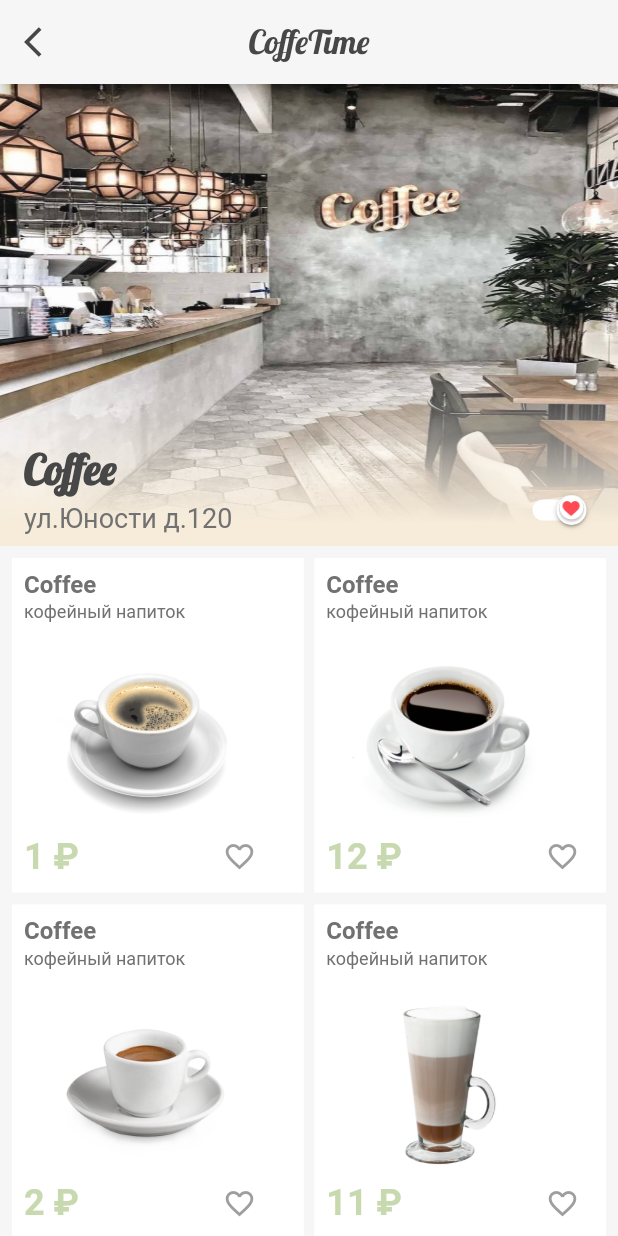
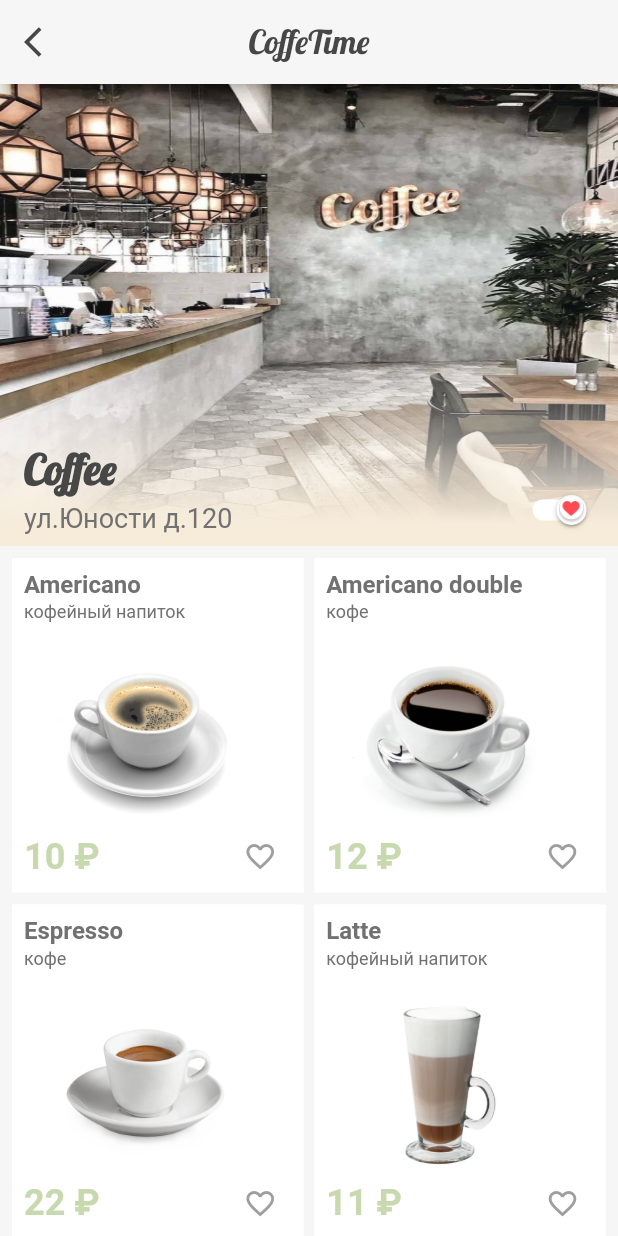
Before and after one commit to nicktrandasir/coffe-time-flutter, a Flutter app: the CafetariaScreenState screen opened directly with sample values from the repository, on a phone screen of 412 x 824 dp. Run offline on Flutter 3.47's test engine with Material 2 defaults, Android fonts, the phone set to English and light mode, and no system bars; Roboto replaces fonts that are missing (SF-UI-Display-Regular); project files that could hold a hidden picture were left out.

Commit message:
CF4 - Drink page

```diff
--- /dev/null
+++ b/lib/components/mocks/drinks.dart
@@ -0,0 +1,149 @@
+
+class Drink {
+  String image;
+  String name;
+  String type;
+  String price;
+  String milkVolume;
+  String coffeePercent;
+  String volume;
+  String temperature;
+  String energy;
+  String description;
+
+  Drink({
+    required this.name,
+    required this.type,
+    required this.image,
+    required this.price,
+    required this.milkVolume,
+    required this.coffeePercent,
+    required this.volume,
+    required this.temperature,
+    required this.energy,
+    required this.description,
+  });
+}
+
+List<Drink> drinkItems = [
+  Drink(
+    image: "assets/images/drinks/amer.jpg",
+    name: "Americano",
+    type: 'кофейный напиток',
+    price: "10 ₽",
+    milkVolume: "15мл",
+    coffeePercent: "20%",
+    volume: "20мл",
+    temperature: "96`",
+    energy: "156",
+    description: "Просто вкусный кофе. Тут еще какое то описание. Много букв. Просто вкусный кофе. Тут еще какое то описание. Много букв",
+  ),
+  Drink(
+    image: "assets/images/drinks/amer1.jpg",
+    name: "Americano double",
+    type: 'кофе',
+    price: "12 ₽",
+    milkVolume: "15мл",
+    coffeePercent: "23%",
+    volume: "18мл",
+    temperature: "95`",
+    energy: "150",
+    description: "Просто вкусный кофе. Тут еще какое то описание. Много букв. Просто вкусный кофе. Тут еще какое то описание. Много букв",
+  ),
+  Drink(
+    image: "assets/images/drinks/espr1.png",
+    name: "Espresso",
+    type: 'кофе',
+    price: "22 ₽",
+    milkVolume: "15мл",
+    coffeePercent: "20%",
+    volume: "20мл",
+    temperature: "96`",
+    energy: "156",
+    description: "Просто вкусный кофе. Тут еще какое то описание. Много букв. Просто вкусный кофе. Тут еще какое то описание. Много букв",
+  ),
+  Drink(
+    image: "assets/images/drinks/latte.png",
+    name: "Latte",
+    type: 'кофейный напиток',
+    price: "11 ₽",
+    milkVolume: "15мл",
+    coffeePercent: "20%",
+    volume: "20мл",
+    temperature: "96`",
+    energy: "156",
+    description: "Просто вкусный кофе. Тут еще какое то описание. Много букв. Просто вкусный кофе. Тут еще какое то описание. Много букв",
+  ),
+  Drink(
+    image: "assets/images/drinks/latte3.jpg",
+    name: "Latte strong",
+    type: 'кофе',
+    price: "23 ₽",
+    milkVolume: "15мл",
+    coffeePercent: "20%",
+    volume: "20мл",
+    temperature: "96`",
+    energy: "156",
+    description: "Просто вкусный кофе. Тут еще какое то описание. Много букв. Просто вкусный кофе. Тут еще какое то описание. Много букв",
+  ),
+  Drink(
+    image: "assets/images/drinks/latte4.jpg",
+    name: "Latte slim",
+    type: 'молочный напиток',
+    price: "25 ₽",
+    milkVolume: "15мл",
+    coffeePercent: "20%",
+    volume: "20мл",
+    temperature: "96`",
+    energy: "156",
+    description: "Просто вкусный кофе. Тут еще какое то описание. Много букв. Просто вкусный кофе. Тут еще какое то описание. Много букв",
+  ),
+  Drink(
+    image: "assets/images/drinks/latte7.png",
+    name: "Capucino",
+    type: 'кофейный напиток',
+    price: "19 ₽",
+    milkVolume: "15мл",
+    coffeePercent: "20%",
+    volume: "20мл",
+    temperature: "96`",
+    energy: "156",
+    description: "Просто вкусный кофе. Тут еще какое то описание. Много букв. Просто вкусный кофе. Тут еще какое то описание. Много букв",
+  ),
+  Drink(
+    image: "assets/images/drinks/latte4.jpg",
+    name: "Late",
+    type: 'молочный напиток',
+    price: "12 ₽",
+    milkVolume: "15мл",
+    coffeePercent: "23%",
+    volume: "18мл",
+    temperature: "95`",
+    energy: "150",
+    description: "Просто вкусный кофе. Тут еще какое то описание. Много букв. Просто вкусный кофе. Тут еще какое то описание. Много букв",
+  ),
+  Drink(
+    image: "assets/images/drinks/latte3.jpg",
+    name: "Frapucino",
+    type: 'кофейный напиток',
+    price: "11 ₽",
+    milkVolume: "15мл",
+    coffeePercent: "20%",
+    volume: "20мл",
+    temperature: "96`",
+    energy: "156",
+    description: "Просто вкусный кофе. Тут еще какое то описание. Много букв. Просто вкусный кофе. Тут еще какое то описание. Много букв",
+  ),
+  Drink(
+    image: "assets/images/drinks/espr1.png",
+    name: "Coffee",
+    type: 'кофе',
+    price: "12 ₽",
+    milkVolume: "15мл",
+    coffeePercent: "23%",
+    volume: "18мл",
+    temperature: "95`",
+    energy: "150",
+    description: "Просто вкусный кофе. Тут еще какое то описание. Много букв. Просто вкусный кофе. Тут еще какое то описание. Много букв",
+  ),
+];
--- a/lib/pages/cafetaria.dart
+++ b/lib/pages/cafetaria.dart
@@ -1,72 +1,8 @@
+import 'package:coffe_flutter/components/mocks/drinks.dart';
 import 'package:coffe_flutter/components/switch.dart';
 import 'package:coffe_flutter/pages/main.dart';
+import 'package:coffe_flutter/pages/product.dart';
 import 'package:flutter/material.dart';
-
-class Drink {
-  String image;
-  String name;
-  String type;
-  String price;
-
-  Drink(
-      {required this.name,
-      required this.type,
-      required this.image,
-      required this.price});
-}
-
-List<Drink> drinkItems = [
-  Drink(
-      image: "assets/images/drinks/amer.jpg",
-      name: "Coffee",
-      type: 'кофейный напиток',
-      price: "1 ₽"),
-  Drink(
-      image: "assets/images/drinks/amer1.jpg",
-      name: "Coffee",
-      type: 'кофейный напиток',
-      price: "12 ₽"),
-  Drink(
-      image: "assets/images/drinks/espr1.png",
-      name: "Coffee",
-      type: 'кофейный напиток',
-      price: "2 ₽"),
-  Drink(
-      image: "assets/images/drinks/latte.png",
-      name: "Coffee",
-      type: 'кофейный напиток',
-      price: "11 ₽"),
-  Drink(
-      image: "assets/images/drinks/latte3.jpg",
-      name: "Coffee",
-      type: 'кофейный напиток',
-      price: "23 ₽"),
-  Drink(
-      image: "assets/images/drinks/latte4.jpg",
-      name: "Coffee",
-      type: 'кофейный напиток',
-      price: "5 ₽"),
-  Drink(
-      image: "assets/images/drinks/latte7.png",
-      name: "Coffee",
-      type: 'кофейный напиток',
-      price: "1 ₽"),
-  Drink(
-      image: "assets/images/drinks/latte4.jpg",
-      name: "Coffee",
-      type: 'кофейный напиток',
-      price: "1 ₽"),
-  Drink(/**/
-      image: "assets/images/drinks/latte3.jpg",
-      name: "Coffee",
-      type: 'кофейный напиток',
-      price: "1 ₽"),
-  Drink(
-      image: "assets/images/drinks/espr1.png",
-      name: "Coffee",
-      type: 'кофейный напиток',
-      price: "1 ₽"),
-];
 
 class CafetariaScreenState extends StatelessWidget {
   final Cafetaria item;
@@ -168,11 +104,20 @@ class CafetariaScreenState extends StatelessWidget {
                         alignment: Alignment.center,
                         child: Column(
                           children: [
-                            Padding(
+                            GestureDetector(
+                              onTap: () {
+                                Navigator.push(
+                                  context,
+                                  MaterialPageRoute(
+                                      builder: (context) => ProductScreenState(product: e)),
+                                );
+                              },
+                              child: Padding(
                                 padding: EdgeInsets.all(8),
                                 child: Column(
                                     crossAxisAlignment: CrossAxisAlignment.start,
                                     children: [
+
                                       Text(
                                         e.name,
                                         style: const TextStyle(
@@ -216,7 +161,10 @@ class CafetariaScreenState extends StatelessWidget {
                                         ],)
 
                                     ]),
+                              ),
+
                             )
+
                           ],
                         )))
                     .toList(),
--- a/lib/pages/main.dart
+++ b/lib/pages/main.dart
@@ -59,8 +59,6 @@ List<Cafetaria> listItems = [
 ];
 
 class MainScreen extends StatefulWidget {
-
-
   @override
   State<MainScreen> createState() => _MainScreenState();
 }
@@ -163,8 +161,8 @@ class _MainScreenState extends State<MainScreen> {
                           Navigator.push(
                             context,
                             MaterialPageRoute(
-                                builder: (context) =>
-                                    CafetariaScreenState(item: listItems[index])),
+                                builder: (context) => CafetariaScreenState(
+                                    item: listItems[index])),
                           )
                         },
                         style: ElevatedButton.styleFrom(
--- a/pubspec.yaml
+++ b/pubspec.yaml
@@ -24,10 +24,7 @@ environment:
 dependencies:
   flutter:
     sdk: flutter
-  geolocator: ^9.0.2
-  yandex_mapkit: ^3.2.0
   cupertino_icons: ^1.0.2
-  permission_handler: ^10.1.0
 
 dev_dependencies:
   flutter_test:
@@ -71,6 +68,7 @@ flutter:
     - assets/images/drinks/latte4.jpg
     - assets/images/drinks/latte7.png
     - assets/images/drinks/latte8.jpg
+    - assets/images/hit.png
     # Icons
     - assets/icons/icon_facebook.png
     - assets/icons/icon_pencil_edit.png
@@ -99,6 +97,8 @@ flutter:
         #- asset: assets/fonts/SF-UI-Semibold.otf
         - asset: assets/fonts/SF-UI-Display-Regular.otf
           weight: 500
+        - asset: assets/fonts/SF-UI-Text-Light.otf
+        - asset: assets/fonts/SF-UI-Text-Regular.otf
 
   # For details regarding fonts from package dependencies,
   # see https://flutter.dev/custom-fonts/#from-packages
```
Also changed, not shown: lib/pages/product.dart (added, +287 -0 lines), assets/fonts/SF-UI-Text-Light.otf (added), assets/fonts/SF-UI-Text-Regular.otf (added), assets/images/hit.png (added), pubspec.lock, 3 other files. Lines whose indentation alone changed are shown as unchanged.
